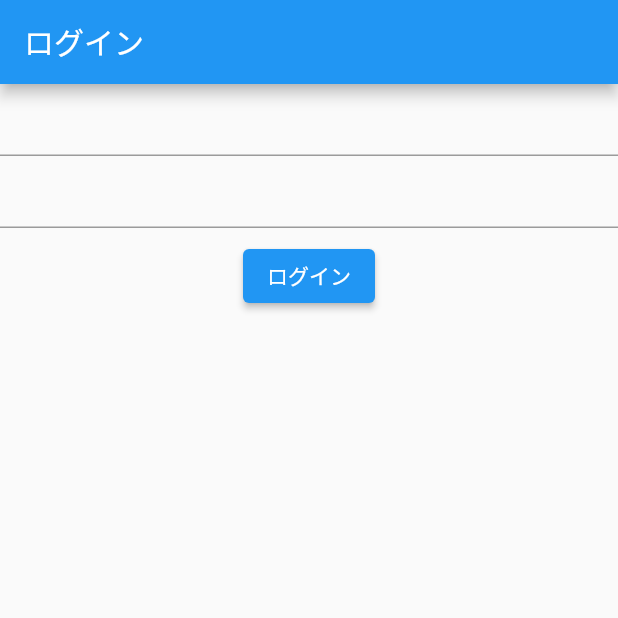
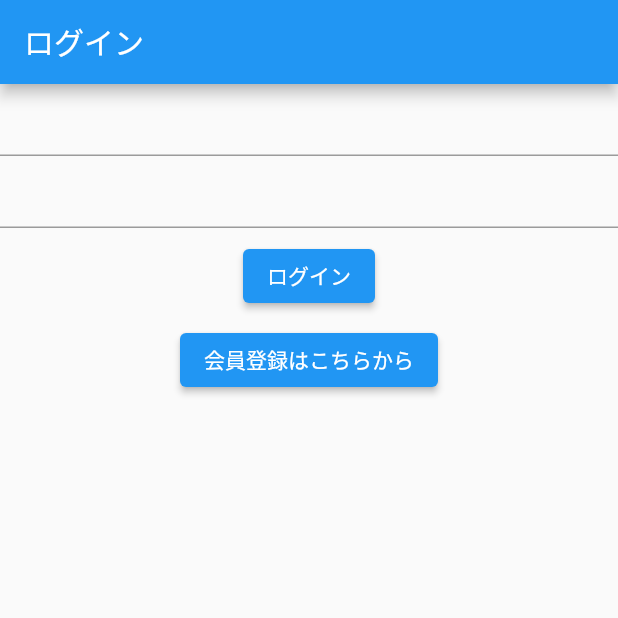
Before and after one commit to Yuta-KTD/one_minutes_memo, a Flutter app: the screen it shows after launch, on a phone screen of 412 x 824 dp, the top half of it. Run offline on Flutter 3.47's test engine with Material 2 defaults, Android fonts, the phone set to English and light mode, and no system bars; our stand-ins replace firebase_auth, firebase_core, flutter_form_builder, flutter_riverpod, form_builder_validators, freezed_annotation and 1 more; accounts and stored records are empty.

Commit message:
会員登録画面遷移ボタン作成

```diff
--- a/lib/feature/auth/presentation/sign_in_screen.dart
+++ b/lib/feature/auth/presentation/sign_in_screen.dart
@@ -1,5 +1,6 @@
 import 'package:flutter/material.dart';
 import 'package:flutter_riverpod/flutter_riverpod.dart';
+import 'package:go_router/go_router.dart';
 import 'package:one_minutes_memo/constant/text_const.dart';
 import 'package:one_minutes_memo/feature/auth/presentation/controller/sign_in_controller.dart';
 import 'package:one_minutes_memo/ui/component/simple_text.dart';
@@ -30,7 +31,9 @@ class _SignInScreenState extends ConsumerState<SignInScreen> {
         title: const SimpleText(TextConst.signInTitle),
       ),
       body: Center(
-        child: Form(
+        child: Column(
+          children: [
+            Form(
               key: _signInFormKey,
               child: Column(
                 children: [
@@ -50,6 +53,12 @@ class _SignInScreenState extends ConsumerState<SignInScreen> {
                 ],
               ),
             ),
+            ElevatedButton(
+              onPressed: () => context.go('/signup'),
+              child: const Text('会員登録はこちらから'),
+            ),
+          ],
+        ),
       ),
     );
   }
```
Lines whose indentation alone changed are shown as unchanged.
